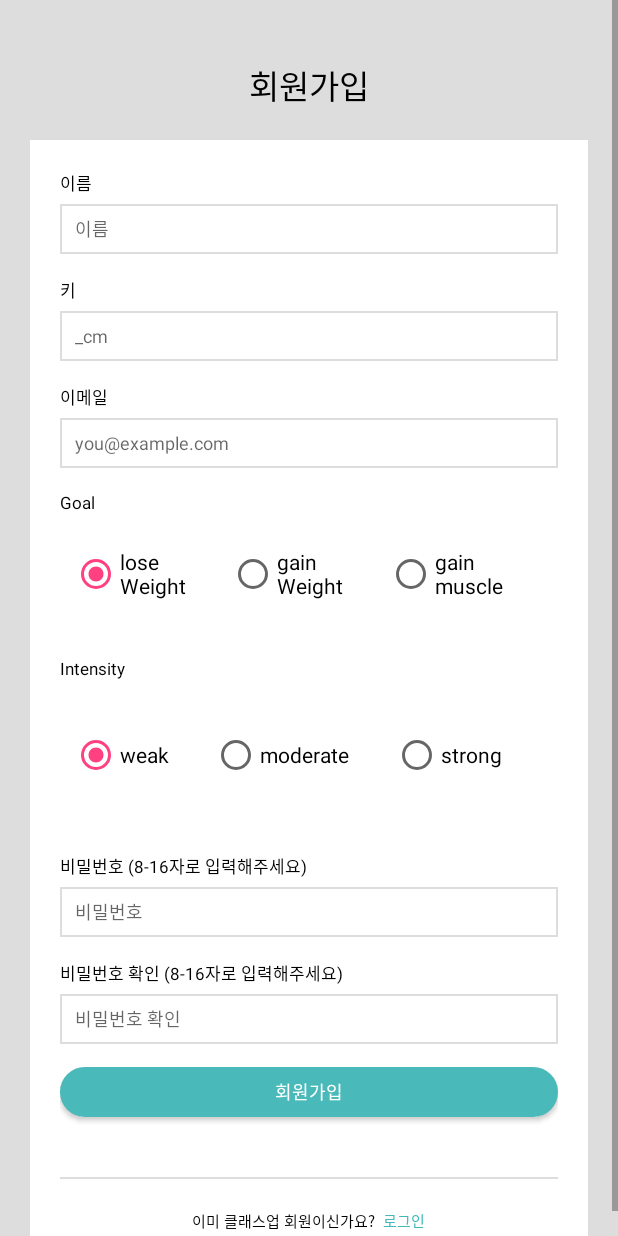
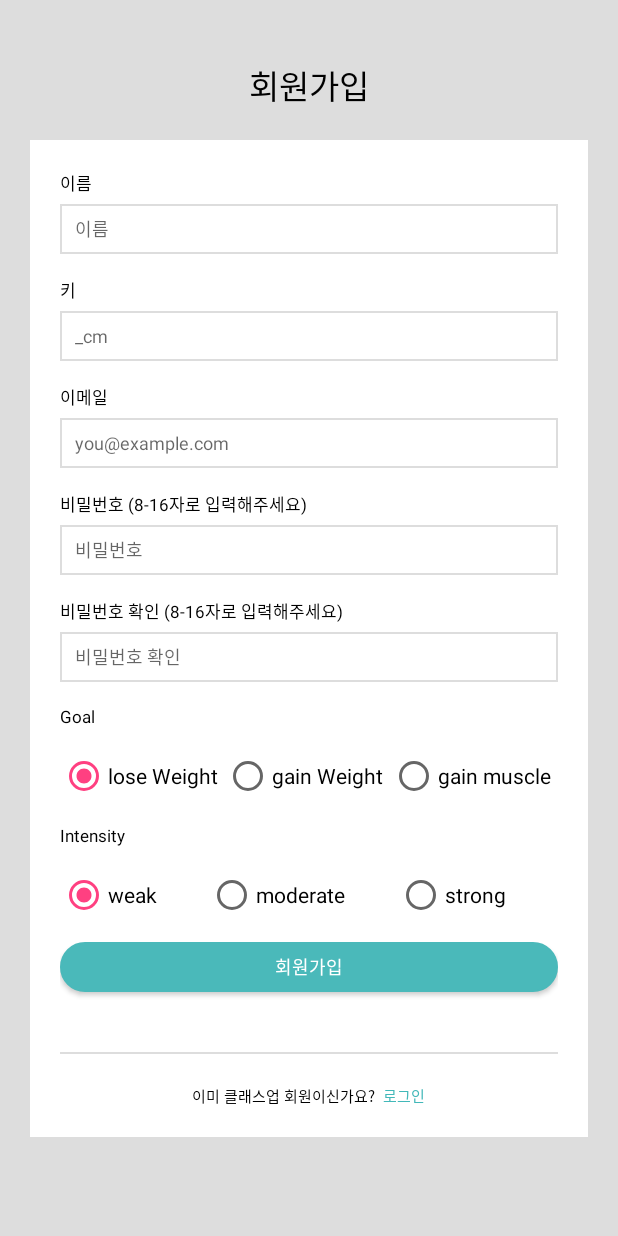
Before and after one commit to yansfil/ic_tomorrance, an Android app: the SignUpActivity screen opened directly, with no data from a screen before it, on a phone screen of 412 x 824 dp. Run offline under Robolectric (Android 15) with nearby library versions, the phone set to English and light mode, and no system bars; libraries missing offline, so code that uses them is left out: uk.co.chrisjenx; Roboto replaces fonts that are not available here.

Commit message:
first prototype

```diff
--- a/app/src/main/AndroidManifest.xml
+++ b/app/src/main/AndroidManifest.xml
@@ -21,15 +21,15 @@
         android:roundIcon="@mipmap/ic_launcher_round"
         android:supportsRtl="true"
         tools:replace="android:icon"
+        android:largeHeap="true"
         android:theme="@style/NoActionBar">
-        <activity android:name=".GoalDialog">
+
+        <activity android:name=".Login.SigninActivity">
             <intent-filter>
                 <action android:name="android.intent.action.MAIN" />
                 <category android:name="android.intent.category.LAUNCHER" />
                 <category android:name="android.intent.category.MULTIWINDOW_LAUNCHER" />
             </intent-filter>
-        </activity>
-        <activity android:name=".Login.SigninActivity">
         </activity>
 
         <activity android:name=".Login.SignUpActivity">
--- a/app/src/main/java/com/example/hoyeonlee/imaginecup/Login/SignUpActivity.java
+++ b/app/src/main/java/com/example/hoyeonlee/imaginecup/Login/SignUpActivity.java
@@ -7,24 +7,21 @@ import android.support.v7.app.AppCompatActivity;
 import android.view.View;
 import android.widget.Button;
 import android.widget.EditText;
+import android.widget.RadioGroup;
 import android.widget.TextView;
 import android.widget.Toast;
 
 import com.example.hoyeonlee.imaginecup.MainActivity;
-import com.example.hoyeonlee.imaginecup.Network.AddCookiesInterceptor;
 import com.example.hoyeonlee.imaginecup.Network.ApiService;
-import com.example.hoyeonlee.imaginecup.Network.ReceivedCookiesInterceptor;
 import com.example.hoyeonlee.imaginecup.R;
 import com.example.hoyeonlee.imaginecup._Application;
 import com.example.hoyeonlee.imaginecup.data.LoginResult;
 
 import java.util.regex.Pattern;
 
-import okhttp3.OkHttpClient;
 import retrofit2.Call;
 import retrofit2.Callback;
 import retrofit2.Response;
-import retrofit2.Retrofit;
 
 public class SignUpActivity extends AppCompatActivity {
     Context mContext;
@@ -34,15 +31,18 @@ public class SignUpActivity extends AppCompatActivity {
     EditText pw;
     EditText pwRe;
     Button joinButton;
+    RadioGroup goalGroup;
+    RadioGroup intensityGroup;
     TextView login;
-    private final int CHECKBOX_ERROR = 0;
     private final int EMAIL_ERROR = 1;
     private final int PW_ERROR = 2;
     private final int NAME_ERROR = 3;
     private final int EQUAL_PW_ERROR = 4;
     private final int SUCCESS = 5;
-    Retrofit retrofit;
     ApiService apiService;
+
+    String goal = "";
+    String intensity = "";
 
 
     @Override
@@ -57,14 +57,9 @@ public class SignUpActivity extends AppCompatActivity {
         pwRe = findViewById(R.id.input_password_re);
         joinButton = findViewById(R.id.btn_join);
         login = findViewById(R.id.tv_login);
-        OkHttpClient.Builder oktHttpClient = new OkHttpClient.Builder();
-        oktHttpClient.interceptors().add(new AddCookiesInterceptor());
-        oktHttpClient.interceptors().add(new ReceivedCookiesInterceptor());
-        retrofit = new Retrofit.Builder().
-                baseUrl(ApiService.URL).
-                client(oktHttpClient.build()).
-                build();
-        apiService = retrofit.create(ApiService.class);
+        goalGroup = findViewById(R.id.group_goal);
+        intensityGroup = findViewById(R.id.group_intensity);
+        apiService = _Application.getInstance().getApiService();
 
         joinButton.setOnClickListener(new View.OnClickListener() {
             @Override
@@ -122,7 +117,35 @@ public class SignUpActivity extends AppCompatActivity {
         String passwordText = pw.getText().toString();
         String nameText = name.getText().toString();
         String heightText = height.getText().toString();
-            Call<LoginResult> join = apiService.join(nameText,heightText,emailText,passwordText, _Application.getDeviceId());
+        switch (goalGroup.getCheckedRadioButtonId()){
+            case R.id.goal1:
+                goal = "loseWeight";
+                break;
+            case R.id.goal2:
+                goal = "gainWeight";
+                break;
+            case R.id.goal3:
+                goal = "gainMuscle";
+                break;
+            default:
+                goal = "loseWeight";
+                break;
+        }
+        switch (intensityGroup.getCheckedRadioButtonId()) {
+            case R.id.intensity1:
+                intensity = "weak";
+                break;
+            case R.id.intensity2:
+                intensity = "moderate";
+                break;
+            case R.id.intensity3:
+                intensity = "strong";
+                break;
+            default:
+                intensity = "weak";
+                break;
+        }
+        Call<LoginResult> join = apiService.join(nameText,heightText,emailText,passwordText,goal,intensity,_Application.getDeviceId());
         join.enqueue(new Callback<LoginResult>() {
             @Override
             public void onResponse(Call<LoginResult> call, Response<LoginResult> response) {
@@ -133,14 +156,11 @@ public class SignUpActivity extends AppCompatActivity {
                 }
                 else Toast.makeText(SignUpActivity.this, response.body().getMessage(), Toast.LENGTH_SHORT).show();
             }
-
             @Override
             public void onFailure(Call<LoginResult> call, Throwable t) {
                 Toast.makeText(SignUpActivity.this, "Server Error", Toast.LENGTH_SHORT).show();
             }
         });
-//        }
-
     }
     @Override
     protected void onResume() {
--- a/app/src/main/java/com/example/hoyeonlee/imaginecup/Login/SigninActivity.java
+++ b/app/src/main/java/com/example/hoyeonlee/imaginecup/Login/SigninActivity.java
@@ -12,12 +12,15 @@ import android.widget.Toast;
 
 import com.example.hoyeonlee.imaginecup.MainActivity;
 import com.example.hoyeonlee.imaginecup.Network.ApiService;
+import com.example.hoyeonlee.imaginecup.Notification.MyHandler;
+import com.example.hoyeonlee.imaginecup.Notification.NotificationSettings;
 import com.example.hoyeonlee.imaginecup.Notification.RegistrationIntentService;
 import com.example.hoyeonlee.imaginecup.R;
 import com.example.hoyeonlee.imaginecup._Application;
 import com.example.hoyeonlee.imaginecup.data.LoginResult;
 import com.google.android.gms.common.ConnectionResult;
 import com.google.android.gms.common.GoogleApiAvailability;
+import com.microsoft.windowsazure.notifications.NotificationsManager;
 
 import retrofit2.Call;
 import retrofit2.Callback;
@@ -49,13 +52,14 @@ public class SigninActivity extends AppCompatActivity implements View.OnClickLis
         apiService = _Application.getInstance().getApiService();
         loginButton.setOnClickListener(this);
         signupButton.setOnClickListener(this);
+        NotificationsManager.handleNotifications(this, NotificationSettings.SenderId, MyHandler.class);
         registerWithNotificationHubs();
     }
 
     @Override
     public void onClick(View v) {
         if(v.getId() == R.id.btn_login){
-            Call<LoginResult> login = apiService.login("yansfil","ghdus2",_Application.getDeviceId());
+            Call<LoginResult> login = apiService.login(emailInput.getText().toString(),passwordInput.getText().toString(),_Application.getDeviceId());
             login.enqueue(new Callback<LoginResult>() {
                 @Override
                 public void onResponse(Call<LoginResult> call, Response<LoginResult> response) {
--- a/app/src/main/java/com/example/hoyeonlee/imaginecup/Network/ApiService.java
+++ b/app/src/main/java/com/example/hoyeonlee/imaginecup/Network/ApiService.java
@@ -24,7 +24,7 @@ public interface ApiService {
 
     @FormUrlEncoded
     @POST("/client/join")
-    Call<LoginResult> join(@Field("name") String name,@Field("height") String height, @Field("email") String email, @Field("password") String password,@Field("pushid") String clientId);
+    Call<LoginResult> join(@Field("name") String name,@Field("height") String height, @Field("email") String email, @Field("password") String password,@Field("goal") String goal,@Field("intensity") String intensity,@Field("pushid") String clientId);
 
     @FormUrlEncoded
     @POST("/client/reservation")
--- a/app/src/main/java/com/example/hoyeonlee/imaginecup/Utils/ModelLoadTask.java
+++ b/app/src/main/java/com/example/hoyeonlee/imaginecup/Utils/ModelLoadTask.java
@@ -120,7 +120,7 @@ public class ModelLoadTask extends AsyncTask<Uri, Integer, Model> {
         currentModel = model;
         createNewModelView(model);
         Toast.makeText(context, R.string.open_model_success, Toast.LENGTH_SHORT).show();
-        progressBar.setVisibility(View.GONE);
+
     }
     @Nullable
     public Model getCurrentModel() {
--- a/app/src/main/java/com/example/hoyeonlee/imaginecup/ViewModel/obj/ObjModel.java
+++ b/app/src/main/java/com/example/hoyeonlee/imaginecup/ViewModel/obj/ObjModel.java
@@ -39,7 +39,7 @@ public class ObjModel extends IndexedModel {
 
     public ObjModel(@NonNull InputStream inputStream) throws IOException {
         super();
-        BufferedInputStream stream = new BufferedInputStream(inputStream, INPUT_BUFFER_SIZE);
+        BufferedInputStream stream = new BufferedInputStream(inputStream);
         readText(stream);
         if (vertexCount <= 0 || vertexBuffer == null || normalBuffer == null
                 || indexCount <= 0 || indexBuffer == null) {
@@ -74,7 +74,6 @@ public class ObjModel extends IndexedModel {
         for (int i = 0; i < intArr.length; i++) {
             intArr[i] = new int[8];
         }
-
         while ((line = reader.readLine()) != null) {
             line = line.trim();
             lineArr = line.split("\\s+");
--- a/app/src/main/res/layout/activity_signin.xml
+++ b/app/src/main/res/layout/activity_signin.xml
@@ -76,7 +76,7 @@
                     android:hint="이메일"
                     android:inputType="textEmailAddress"
                     android:paddingLeft="10dp"
-                    android:text="yansfil"
+                    android:text="jae"
                     android:textSize="12sp" />
 
             </LinearLayout>
@@ -106,7 +106,7 @@
                     android:hint="비밀번호"
                     android:inputType="textPassword"
                     android:paddingLeft="10dp"
-                    android:text="ghdus2"
+                    android:text="1234"
                     android:textSize="12sp" />
 
             </LinearLayout>
--- a/app/src/main/res/layout/activity_signup.xml
+++ b/app/src/main/res/layout/activity_signup.xml
@@ -118,95 +118,6 @@
             </LinearLayout>
 
             <TextView
-                android:id="@+id/textView5"
-                android:layout_width="wrap_content"
-                android:layout_height="wrap_content"
-                android:text="Goal"
-                android:layout_marginTop="15dp"
-                android:textSize="11sp"
-                app:layout_constraintEnd_toEndOf="parent"
-                app:layout_constraintStart_toStartOf="parent"
-                app:layout_constraintTop_toTopOf="parent" />
-
-            <RadioGroup
-                android:id="@+id/group_goal"
-                android:layout_width="match_parent"
-                android:layout_height="80dp"
-                android:layout_marginEnd="8dp"
-                android:layout_marginStart="8dp"
-                android:orientation="horizontal"
-                >
-
-                <RadioButton
-                    android:id="@+id/goal1"
-                    android:layout_width="wrap_content"
-                    android:layout_height="match_parent"
-                    android:layout_weight="1"
-                    android:checked="true"
-                    android:text="lose Weight" />
-
-                <RadioButton
-                    android:id="@+id/goal2"
-                    android:layout_width="wrap_content"
-                    android:layout_height="match_parent"
-                    android:layout_weight="1"
-                    android:text="gain Weight" />
-
-                <RadioButton
-                    android:id="@+id/goal3"
-                    android:layout_width="wrap_content"
-                    android:layout_height="match_parent"
-                    android:layout_weight="1"
-                    android:text="gain muscle" />
-            </RadioGroup>
-
-            <TextView
-                android:id="@+id/textView12"
-                android:layout_width="wrap_content"
-                android:layout_height="wrap_content"
-                android:text="Intensity"
-                android:layout_marginTop="15dp"
-                android:textSize="11sp"
-                app:layout_constraintEnd_toEndOf="parent"
-                app:layout_constraintStart_toStartOf="parent"
-                app:layout_constraintTop_toTopOf="parent" />
-
-            <RadioGroup
-                android:id="@+id/group_intensity"
-                android:layout_width="match_parent"
-                android:layout_height="100dp"
-                android:layout_marginEnd="8dp"
-                android:layout_marginStart="8dp"
-                android:orientation="horizontal"
-                app:layout_constraintEnd_toEndOf="parent"
-                app:layout_constraintHorizontal_bias="0.0"
-                app:layout_constraintStart_toStartOf="parent"
-                app:layout_constraintTop_toBottomOf="@id/textView12">
-
-                <RadioButton
-                    android:id="@+id/intensity1"
-                    android:layout_width="wrap_content"
-                    android:layout_height="match_parent"
-                    android:layout_weight="1"
-                    android:checked="true"
-                    android:text="weak" />
-
-                <RadioButton
-                    android:id="@+id/intensity2"
-                    android:layout_width="wrap_content"
-                    android:layout_height="match_parent"
-                    android:layout_weight="1"
-                    android:text="moderate" />
-
-                <RadioButton
-                    android:id="@+id/intensity3"
-                    android:layout_width="wrap_content"
-                    android:layout_height="match_parent"
-                    android:layout_weight="1"
-                    android:text="strong" />
-            </RadioGroup>
-
-            <TextView
                 android:layout_width="wrap_content"
                 android:layout_height="wrap_content"
                 android:text="비밀번호 (8-16자로 입력해주세요)"
@@ -262,7 +173,92 @@
                     android:layout_weight="1"
                     android:inputType="textPassword" />
             </LinearLayout>
+            <TextView
+                android:id="@+id/textView5"
+                android:layout_width="wrap_content"
+                android:layout_height="wrap_content"
+                android:text="Goal"
+                android:layout_marginTop="15dp"
+                android:textSize="11sp"
+                app:layout_constraintEnd_toEndOf="parent"
+                app:layout_constraintStart_toStartOf="parent"
+                app:layout_constraintTop_toTopOf="parent" />
 
+            <RadioGroup
+                android:id="@+id/group_goal"
+                android:layout_width="match_parent"
+                android:layout_height="wrap_content"
+                android:layout_marginTop="16dp"
+                android:orientation="horizontal"
+                >
+
+                <RadioButton
+                    android:id="@+id/goal1"
+                    android:layout_width="wrap_content"
+                    android:layout_height="match_parent"
+                    android:layout_weight="1"
+                    android:checked="true"
+                    android:text="lose Weight" />
+
+                <RadioButton
+                    android:id="@+id/goal2"
+                    android:layout_width="wrap_content"
+                    android:layout_height="match_parent"
+                    android:layout_weight="1"
+                    android:text="gain Weight" />
+
+                <RadioButton
+                    android:id="@+id/goal3"
+                    android:layout_width="wrap_content"
+                    android:layout_height="match_parent"
+                    android:layout_weight="1"
+                    android:text="gain muscle" />
+            </RadioGroup>
+
+            <TextView
+                android:id="@+id/textView12"
+                android:layout_width="wrap_content"
+                android:layout_height="wrap_content"
+                android:text="Intensity"
+                android:textSize="11sp"
+                android:layout_marginTop="16dp"
+                app:layout_constraintEnd_toEndOf="parent"
+                app:layout_constraintStart_toStartOf="parent"
+                app:layout_constraintTop_toTopOf="parent" />
+
+            <RadioGroup
+                android:id="@+id/group_intensity"
+                android:layout_width="match_parent"
+                android:layout_height="wrap_content"
+                android:orientation="horizontal"
+                android:layout_marginTop="16dp"
+                app:layout_constraintEnd_toEndOf="parent"
+                app:layout_constraintHorizontal_bias="0.0"
+                app:layout_constraintStart_toStartOf="parent"
+                app:layout_constraintTop_toBottomOf="@id/textView12">
+
+                <RadioButton
+                    android:id="@+id/intensity1"
+                    android:layout_width="wrap_content"
+                    android:layout_height="match_parent"
+                    android:layout_weight="1"
+                    android:checked="true"
+                    android:text="weak" />
+
+                <RadioButton
+                    android:id="@+id/intensity2"
+                    android:layout_width="wrap_content"
+                    android:layout_height="match_parent"
+                    android:layout_weight="1"
+                    android:text="moderate" />
+
+                <RadioButton
+                    android:id="@+id/intensity3"
+                    android:layout_width="wrap_content"
+                    android:layout_height="match_parent"
+                    android:layout_weight="1"
+                    android:text="strong" />
+            </RadioGroup>
             <Button
                 android:layout_width="match_parent"
                 android:layout_height="33dp"
--- a/app/src/main/res/layout/activity_viewer.xml
+++ b/app/src/main/res/layout/activity_viewer.xml
@@ -5,7 +5,6 @@
     xmlns:tools="http://schemas.android.com/tools"
     android:layout_width="match_parent"
     android:layout_height="match_parent"
-    tools:context="com.example.hoyeonlee.imaginecup.ViewModel.ModelViewActivity"
     tools:layout_editor_absoluteY="25dp">
 
     <include
--- a/app/src/main/res/layout/dialog_qr.xml
+++ b/app/src/main/res/layout/dialog_qr.xml
@@ -22,7 +22,7 @@
         app:layout_constraintStart_toStartOf="parent" />
 
     <TextView
-        android:id="@+id/textView4"
+        android:id="@+id/tv_title"
         android:layout_width="wrap_content"
         android:layout_height="20dp"
         android:layout_marginEnd="8dp"
@@ -44,7 +44,7 @@
         android:textSize="20sp"
         app:layout_constraintEnd_toEndOf="parent"
         app:layout_constraintStart_toStartOf="parent"
-        app:layout_constraintTop_toBottomOf="@+id/textView4" />
+        app:layout_constraintTop_toBottomOf="@+id/tv_title" />
 
     <ImageView
         android:id="@+id/imageView2"
--- a/app/src/main/res/values/strings.xml
+++ b/app/src/main/res/values/strings.xml
@@ -10,6 +10,7 @@
     <string name="text_history">My body\'s history</string>
     <string name="text_measure">Status</string>
     <string name="text_exercise">Recommended exercise</string>
+    <string name="text_scan">Scan</string>
     <string name="text_thin_triangle"><b><u>마른 하체비만형</u></b></string>
     <string name="text_thin_retriangle"><b><u>마른 하체비만형</u></b></string>
     <string name="text_thin_jar"><b><u>마른 항아리체형</u></b></string>
```
Also changed, not shown: app/src/main/java/com/example/hoyeonlee/imaginecup/GoalDialog.java (deleted, +0 -68 lines), app/src/main/java/com/example/hoyeonlee/imaginecup/History/HistoryActivity.java (+10 -6 lines), app/src/main/java/com/example/hoyeonlee/imaginecup/MainActivity.java (+18 -15 lines), app/src/main/java/com/example/hoyeonlee/imaginecup/Utils/DownloadFilesTask.java (renamed from app/src/main/java/com/example/hoyeonlee/imaginecup/ViewModel/DownloadFilesTask.java, +11 -12 lines), app/src/main/java/com/example/hoyeonlee/imaginecup/ViewModel/ModelViewActivity.java (deleted, +0 -93 lines), app/src/main/java/com/example/hoyeonlee/imaginecup/ViewModel/ViewerActivity.java (+14 -9 lines), app/src/main/res/layout/content_main.xml (+23 -0 lines), app/src/main/res/layout/dialog_goal.xml (deleted, +0 -134 lines). Lines whose indentation alone changed are shown as unchanged.
